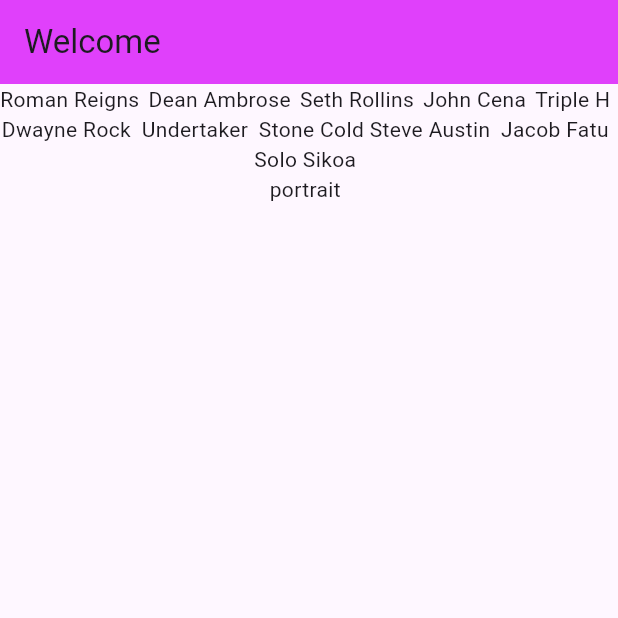
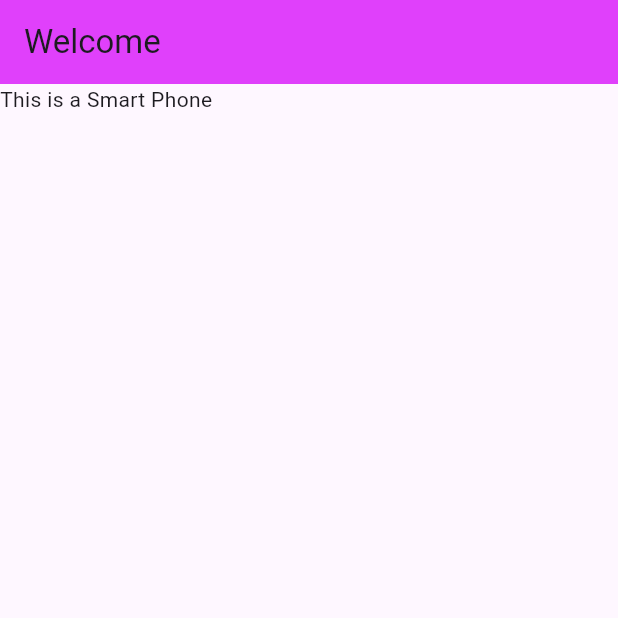
Before and after one commit to smri29/ResponsiveDesign, a Flutter app: the screen it shows after launch, on a phone screen of 412 x 824 dp, the top half of it. Run offline on Flutter 3.47's test engine with Material 3 defaults, Android fonts, the phone set to English and light mode, and no system bars; our stand-ins replace device_preview.

Commit message:
3rd commit

```diff
--- a/lib/main.dart
+++ b/lib/main.dart
@@ -53,7 +53,7 @@ class Home extends StatelessWidget {
         title: Text('Welcome'),
         backgroundColor: Colors.purpleAccent,
       ),
-      body: OrientationBuilder(
+      /*body: OrientationBuilder(
         builder: (context, Orientation orientation) {
           print(orientation);
           if (orientation == Orientation.portrait){
@@ -86,6 +86,19 @@ class Home extends StatelessWidget {
             );
           }
         }
+      ),*/
+      body: LayoutBuilder
+        (builder: (context, BoxConstraints constraints){
+        if(constraints.maxWidth < 640){
+          return Text('This is a Smart Phone');
+        }
+        else if (constraints.maxWidth > 640 && constraints.maxWidth <1080){
+          return Text('This is a Tablet');
+        }
+        else{
+          return Text('This is a TV');
+        }
+      }
       ),
     );
   }
```
